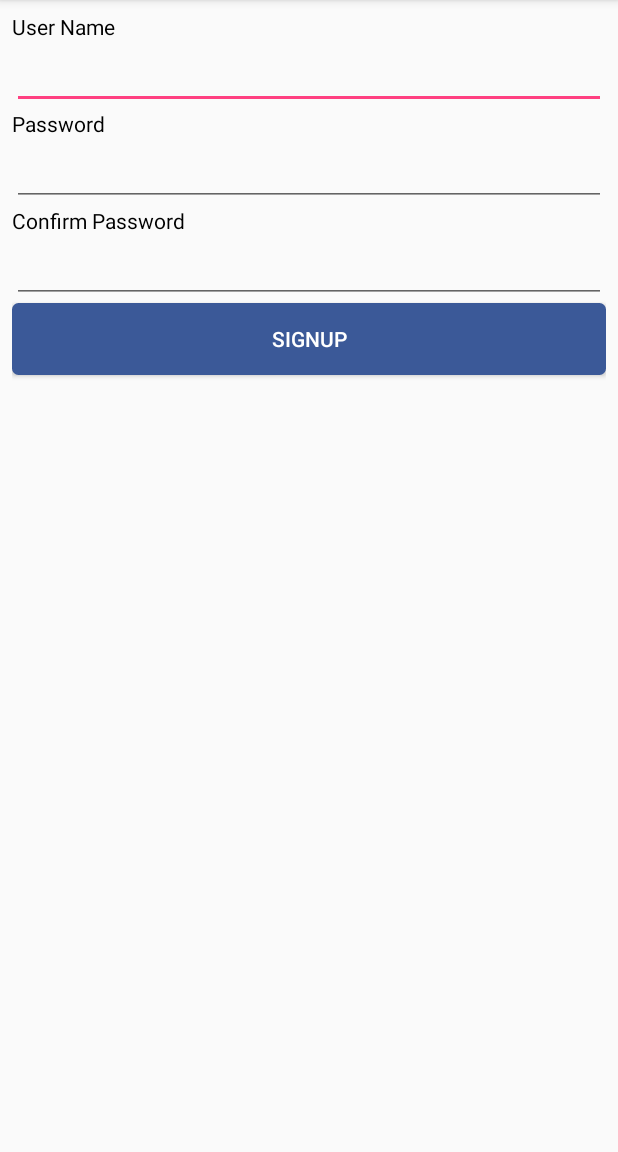
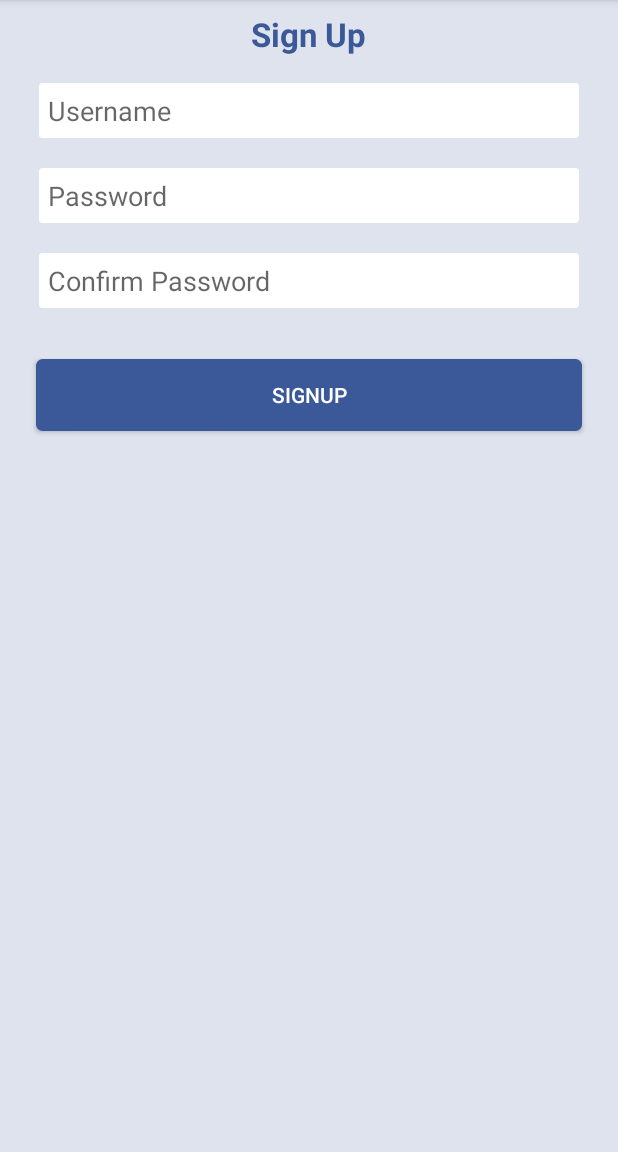
Before and after one commit to sashimdr8/FriendFinder, an Android app: the RegisterActivity screen opened directly, with no data from a screen before it, on a phone screen of 412 x 824 dp, the part 84-1236 px from its top. Run offline under Robolectric (Android 15) with nearby library versions, the phone set to English and light mode, and no system bars; our stand-ins replace Dagger/Hilt's generated code, data binding; libraries missing offline, so code that uses them is left out: retrofit2.adapter.rxjava, rx.android.schedulers, rx.functions, rx.schedulers; 2 statements that could not run were skipped.

```diff
--- a/app/src/main/AndroidManifest.xml
+++ b/app/src/main/AndroidManifest.xml
@@ -18,6 +18,7 @@
         </activity>
         <activity android:name=".searchfriends.SearchFriendsActivity" ></activity>
         <activity android:name=".auth.register.RegisterActivity" ></activity>
+        <activity android:name=".chat.ChatActivity" ></activity>
     </application>
 
 </manifest>
--- /dev/null
+++ b/app/src/main/res/drawable/edit_text_background.xml
@@ -0,0 +1,13 @@
+<?xml version="1.0" encoding="UTF-8"?>
+<shape xmlns:android="http://schemas.android.com/apk/res/android"
+    android:id="@+id/listview_background_shape">
+    <stroke
+        android:width="2dp"
+        android:color="@color/itembackground" />
+    <padding android:bottom="@dimen/padding_small"
+        android:left="@dimen/padding_small"
+        android:right="@dimen/padding_small"
+        android:top="@dimen/padding_small"/>
+    <corners android:radius="3dp" />
+    <solid android:color="@color/white" />
+</shape>
--- a/app/src/main/res/layout/activity_register.xml
+++ b/app/src/main/res/layout/activity_register.xml
@@ -5,48 +5,49 @@
         android:layout_width="match_parent"
         android:layout_height="match_parent"
         android:orientation="vertical"
+        android:background="@color/itembackground"
         android:padding="@dimen/padding_small">
+        <TextView
+            android:layout_width="wrap_content"
+            android:layout_height="wrap_content"
+            android:layout_gravity="center_horizontal"
+            android:text="@string/sign_up"
+            android:textAppearance="@style/Base.TextAppearance.AppCompat.Large"
+            android:textStyle="bold"
+            android:textColor="@color/blue"/>
 
-        <TextView
-            android:text="@string/user_name"
-            android:layout_width="match_parent"
-            android:layout_height="wrap_content"
-            android:textColor="@color/text_color"
-             />
+
 
         <EditText
             android:layout_width="match_parent"
             android:layout_height="wrap_content"
             android:inputType="textPersonName"
-            android:ems="10"
+            android:hint="@string/username"
+            android:layout_margin="@dimen/activity_vertical_margin"
+            android:background="@drawable/edit_text_background"
             android:id="@+id/etUserName" />
 
-        <TextView
-            android:text="@string/password"
-            android:layout_width="match_parent"
-            android:layout_height="wrap_content"
-            android:textColor="@color/text_color"
 
-            />
 
         <EditText
             android:layout_width="match_parent"
             android:layout_height="wrap_content"
             android:inputType="textPassword"
-            android:ems="10"
+            android:hint="@string/password"
+            android:layout_marginLeft="@dimen/activity_vertical_margin"
+            android:layout_marginRight="@dimen/activity_vertical_margin"
+            android:layout_marginBottom="@dimen/activity_vertical_margin"
+            android:background="@drawable/edit_text_background"
             android:id="@+id/etPassword" />
-        <TextView
-            android:text="@string/confirm_password"
-            android:layout_width="match_parent"
-            android:layout_height="wrap_content"
-            android:textColor="@color/text_color"
-             />
 
         <EditText
             android:layout_width="match_parent"
             android:layout_height="wrap_content"
             android:inputType="textPassword"
-            android:ems="10"
+            android:hint="@string/confirm_password"
+            android:layout_marginLeft="@dimen/activity_vertical_margin"
+            android:layout_marginRight="@dimen/activity_vertical_margin"
+            android:layout_marginBottom="@dimen/activity_vertical_margin"            android:background="@drawable/edit_text_background"
             android:id="@+id/etConfirmPassword" />
 
         <Button
@@ -54,6 +55,7 @@
             android:layout_width="match_parent"
             android:layout_height="wrap_content"
             android:textColor="@color/white"
+            android:layout_margin="@dimen/activity_vertical_margin"
             android:background="@drawable/button_blue_selector"
             android:id="@+id/btSignUp" />
     </LinearLayout>
--- a/app/src/main/res/values/strings.xml
+++ b/app/src/main/res/values/strings.xml
@@ -5,6 +5,10 @@
     <string name="invalid_password">Invalid Password</string>
     <string name="confirm_password">Confirm Password</string>
     <string name="invalid_username">Invalid Username</string>
+    <string name="sign_up">Sign Up</string>
+    <string name="username">Username</string>
+    <string name="write_a_message">Write a Message ...</string>
+    <string name="send">Send</string>
     <string-array name="array_address">
         <item>Any City</item>
         <item>Kathmandu</item>
--- a/build.gradle
+++ b/build.gradle
@@ -9,6 +9,7 @@ buildscript {
 
         // NOTE: Do not place your application dependencies here; they belong
         // in the individual module build.gradle files
+        classpath 'com.google.gms:google-services:3.0.0'
     }
 }
 
```
Also changed, not shown: app/build.gradle (+20 -21 lines), app/src/main/java/com/example/brain/friendfinder/chat/ChatActivity.java (added, +63 -0 lines), app/src/main/java/com/example/brain/friendfinder/chat/ChatAdapter.java (added, +59 -0 lines), app/src/main/java/com/example/brain/friendfinder/chat/ChatContract.java (added, +22 -0 lines), app/src/main/java/com/example/brain/friendfinder/chat/ChatPresenter.java (added, +59 -0 lines), app/src/main/java/com/example/brain/friendfinder/data/model/MessageModel.java (added, +40 -0 lines), app/src/main/java/com/example/brain/friendfinder/main/MainActivity.java (+7 -0 lines), app/src/main/java/com/example/brain/friendfinder/utils/Utils.java (+10 -0 lines), app/src/main/res/layout/activity_chat.xml (added, +48 -0 lines), app/src/main/res/layout/activity_main.xml (+9 -0 lines), app/src/main/res/layout/list_item_chat_messages.xml (added, +24 -0 lines), 2 other files.
